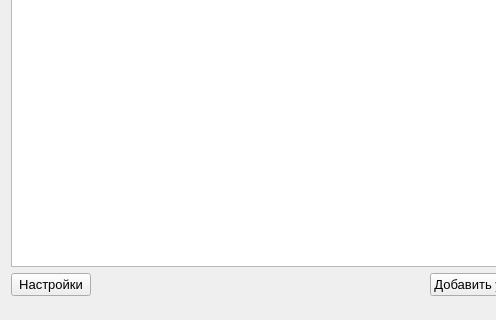
Old version of the form code/mainwindow.ui in the repository Alex-Sidorov/SEFOLL; both pictures show x 0 to 496 and y 85 to 405 of the 770 by 405 pixel window.
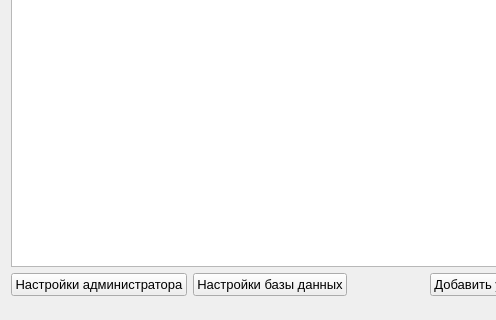
New version of the form.

Commit message: add select and create data base

Diff of the .ui file:
```diff
--- a/code/mainwindow.ui
+++ b/code/mainwindow.ui
@@ -239,7 +239,7 @@
            </font>
           </property>
           <property name="text">
-           <string>Настройки</string>
+           <string>Настройки администратора</string>
           </property>
           <property name="checkable">
            <bool>false</bool>
@@ -261,6 +261,18 @@
           </property>
          </widget>
         </item>
+        <item>
+         <widget class="QPushButton" name="options_data_base">
+          <property name="font">
+           <font>
+            <pointsize>10</pointsize>
+           </font>
+          </property>
+          <property name="text">
+           <string>Настройки базы данных</string>
+          </property>
+         </widget>
+        </item>
         <item>
          <spacer name="horizontalSpacer">
           <property name="orientation">
```
Left out of the diff: 4 changed lines with no effect on the pictures. The commit also changes 34 other files.
